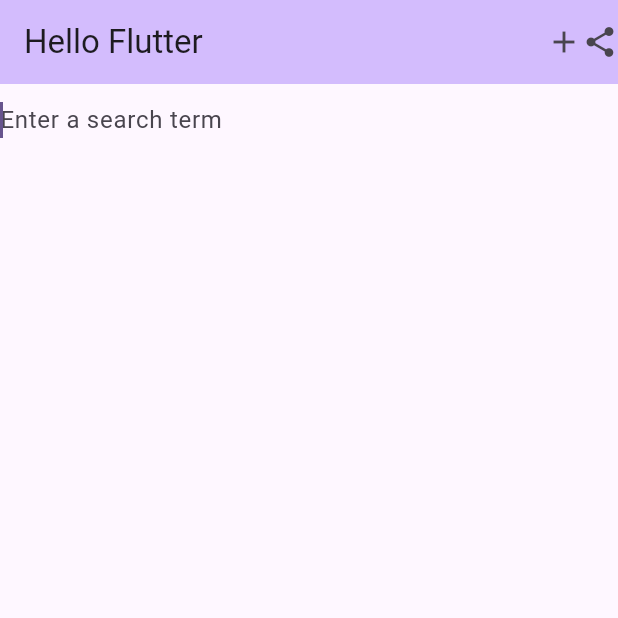
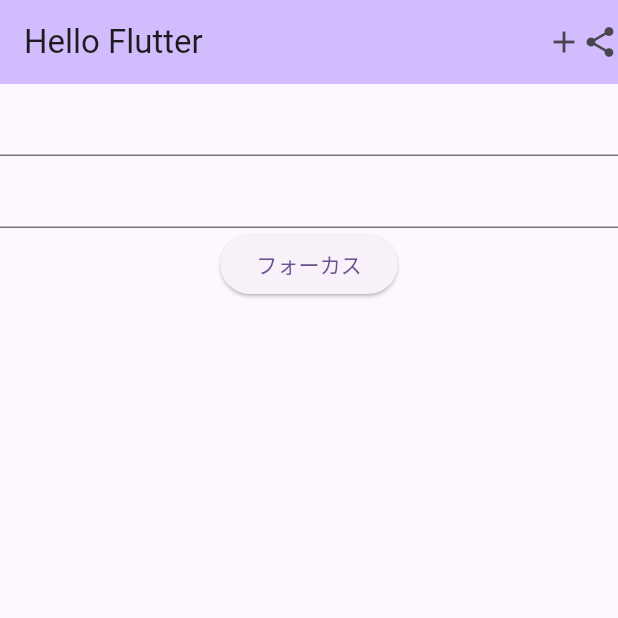
Before and after one commit to powerninja/application_dev_learning, a Flutter app: the screen it shows after launch, on a phone screen of 412 x 824 dp, the top half of it. Run offline on Flutter 3.47's test engine with Material 3 defaults, Android fonts, the phone set to English and light mode, and no system bars.

Commit message:
フォーカスボタン押下時に2番目のテキストフィールドがフォーカスされる

```diff
--- a/lib/main.dart
+++ b/lib/main.dart
@@ -41,6 +41,8 @@
     });
   }
 
+  final myFocusNode = FocusNode();
+
   @override
   Widget build(BuildContext context) {
     return Scaffold(
@@ -50,16 +52,17 @@
           actions: [Icon(Icons.add), Icon(Icons.share)],
         ),
         body: Container(
-          width: double.infinity,
-          child: TextField(
-              decoration: InputDecoration(
-                //テキストの枠線なし
-                border: InputBorder.none,
-                //何を入力するかの補助テキスト
-                hintText: 'Enter a search term',
-              ),
-              //画面を開いた瞬間テキストフィールドにフォーカスされるようになる
-              autofocus: true),
-        ));
+            width: double.infinity,
+            child: Column(
+              children: [
+                TextField(),
+                TextField(
+                  focusNode: myFocusNode,
+                ),
+                ElevatedButton(
+                    onPressed: () => {myFocusNode.requestFocus()},
+                    child: Text('フォーカス'))
+              ],
+            )));
   }
 }
```
